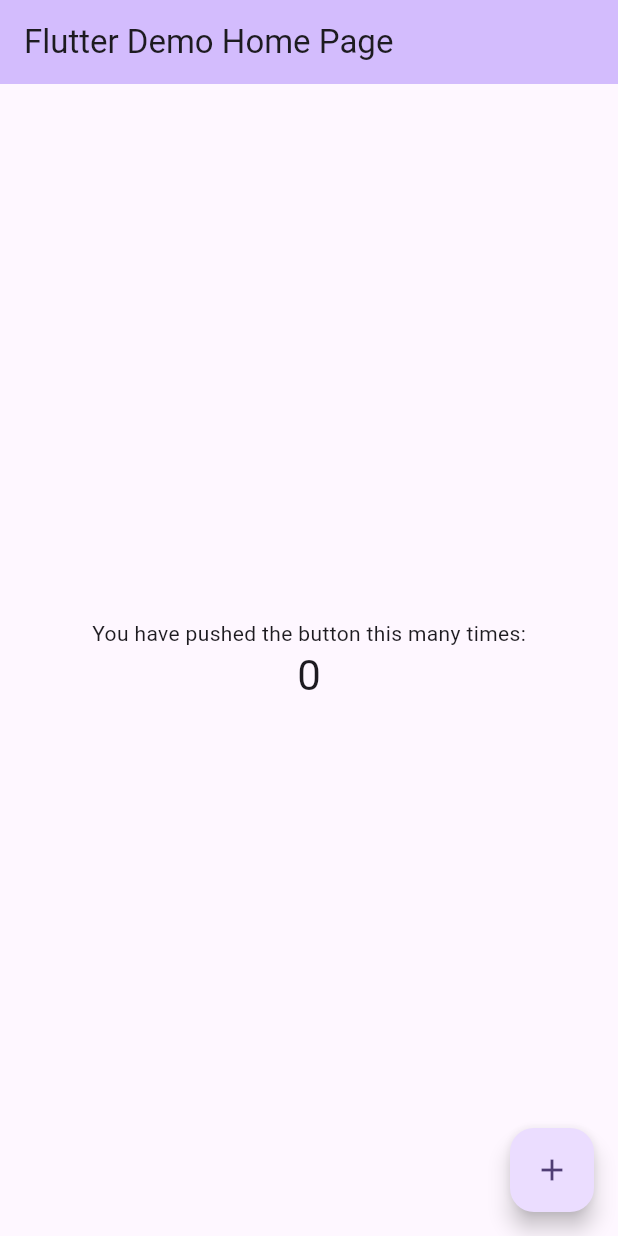
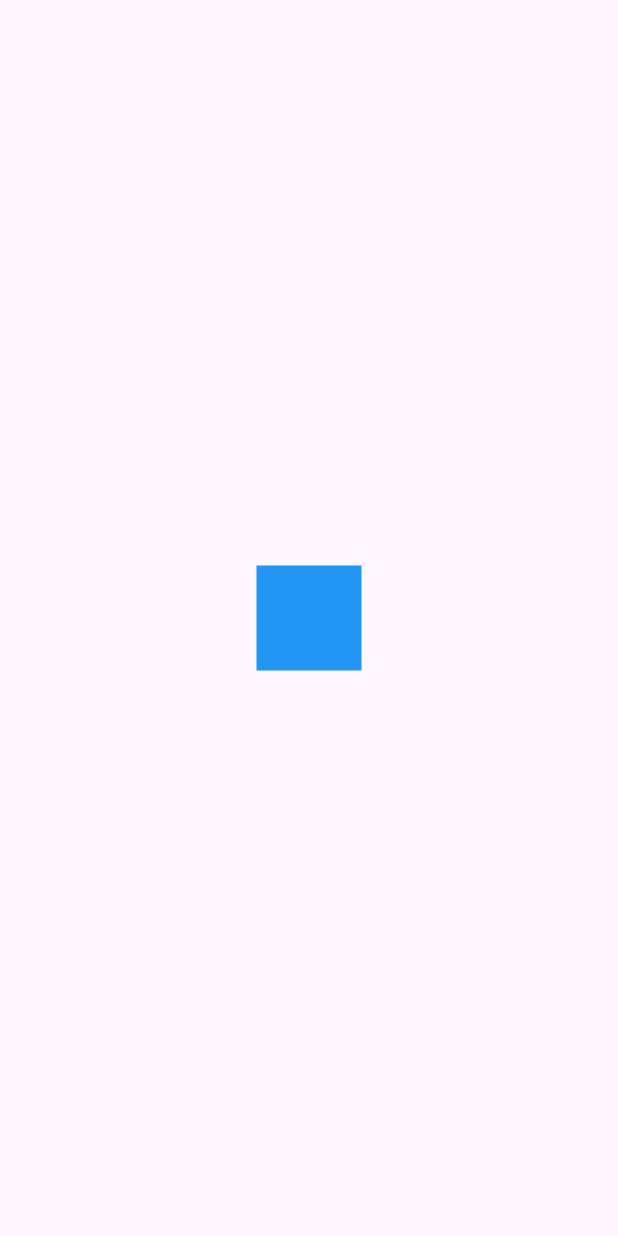
Before and after one commit to FrancoEVP10/flutter-repository, a Flutter app: the screen it shows after launch, on a phone screen of 412 x 824 dp. Run offline on Flutter 3.47's test engine with Material 2 defaults, Android fonts, the phone set to English and light mode, and no system bars.

Commit message:
config widgets

```diff
--- a/analysis_options.yaml
+++ b/analysis_options.yaml
@@ -21,6 +21,7 @@ linter:
   # `// ignore_for_file: name_of_lint` syntax on the line or in the file
   # producing the lint.
   rules:
+    prefer_const_constructors: false
     # avoid_print: false  # Uncomment to disable the `avoid_print` rule
     # prefer_single_quotes: true  # Uncomment to enable the `prefer_single_quotes` rule
 
--- a/lib/main.dart
+++ b/lib/main.dart
@@ -1,4 +1,5 @@
 import 'package:flutter/material.dart';
+import 'package:flutter_repository/screens/animaciones_page.dart';
 
 void main() {
   runApp(const MyApp());
@@ -7,119 +8,15 @@ void main() {
 class MyApp extends StatelessWidget {
   const MyApp({super.key});
 
-  // This widget is the root of your application.
   @override
   Widget build(BuildContext context) {
     return MaterialApp(
       title: 'Flutter Demo',
       theme: ThemeData(
-        // This is the theme of your application.
-        //
-        // TRY THIS: Try running your application with "flutter run". You'll see
-        // the application has a blue toolbar. Then, without quitting the app,
-        // try changing the seedColor in the colorScheme below to Colors.green
-        // and then invoke "hot reload" (save your changes or press the "hot
-        // reload" button in a Flutter-supported IDE, or press "r" if you used
-        // the command line to start the app).
-        //
-        // Notice that the counter didn't reset back to zero; the application
-        // state is not lost during the reload. To reset the state, use hot
-        // restart instead.
-        //
-        // This works for code too, not just values: Most code changes can be
-        // tested with just a hot reload.
         colorScheme: ColorScheme.fromSeed(seedColor: Colors.deepPurple),
         useMaterial3: true,
       ),
-      home: const MyHomePage(title: 'Flutter Demo Home Page'),
+      home: AnimacionesPage(),
     );
   }
 }
-
-class MyHomePage extends StatefulWidget {
-  const MyHomePage({super.key, required this.title});
-
-  // This widget is the home page of your application. It is stateful, meaning
-  // that it has a State object (defined below) that contains fields that affect
-  // how it looks.
-
-  // This class is the configuration for the state. It holds the values (in this
-  // case the title) provided by the parent (in this case the App widget) and
-  // used by the build method of the State. Fields in a Widget subclass are
-  // always marked "final".
-
-  final String title;
-
-  @override
-  State<MyHomePage> createState() => _MyHomePageState();
-}
-
-class _MyHomePageState extends State<MyHomePage> {
-  int _counter = 0;
-
-  void _incrementCounter() {
-    setState(() {
-      // This call to setState tells the Flutter framework that something has
-      // changed in this State, which causes it to rerun the build method below
-      // so that the display can reflect the updated values. If we changed
-      // _counter without calling setState(), then the build method would not be
-      // called again, and so nothing would appear to happen.
-      _counter++;
-    });
-  }
-
-  @override
-  Widget build(BuildContext context) {
-    // This method is rerun every time setState is called, for instance as done
-    // by the _incrementCounter method above.
-    //
-    // The Flutter framework has been optimized to make rerunning build methods
-    // fast, so that you can just rebuild anything that needs updating rather
-    // than having to individually change instances of widgets.
-    return Scaffold(
-      appBar: AppBar(
-        // TRY THIS: Try changing the color here to a specific color (to
-        // Colors.amber, perhaps?) and trigger a hot reload to see the AppBar
-        // change color while the other colors stay the same.
-        backgroundColor: Theme.of(context).colorScheme.inversePrimary,
-        // Here we take the value from the MyHomePage object that was created by
-        // the App.build method, and use it to set our appbar title.
-        title: Text(widget.title),
-      ),
-      body: Center(
-        // Center is a layout widget. It takes a single child and positions it
-        // in the middle of the parent.
-        child: Column(
-          // Column is also a layout widget. It takes a list of children and
-          // arranges them vertically. By default, it sizes itself to fit its
-          // children horizontally, and tries to be as tall as its parent.
-          //
-          // Column has various properties to control how it sizes itself and
-          // how it positions its children. Here we use mainAxisAlignment to
-          // center the children vertically; the main axis here is the vertical
-          // axis because Columns are vertical (the cross axis would be
-          // horizontal).
-          //
-          // TRY THIS: Invoke "debug painting" (choose the "Toggle Debug Paint"
-          // action in the IDE, or press "p" in the console), to see the
-          // wireframe for each widget.
-          mainAxisAlignment: MainAxisAlignment.center,
-          children: <Widget>[
-            const Text(
-              'You have pushed the button this many times:',
-            ),
-            Text(
-              '$_counter',
-              style: Theme.of(context).textTheme.headlineMedium,
-            ),
-          ],
-        ),
-      ),
-      floatingActionButton: FloatingActionButton(
-        onPressed: _incrementCounter,
-        tooltip: 'Increment',
-        child: const Icon(Icons.add),
-      ), // This trailing comma makes auto-formatting nicer for build methods.
-    );
-  }
-}
--- /dev/null
+++ b/lib/screens/animaciones_page.dart
@@ -0,0 +1,45 @@
+import 'package:flutter/material.dart';
+// import 'package:tdp_app/widgets/headers.dart';
+
+class AnimacionesPage extends StatelessWidget {
+  const AnimacionesPage({super.key});
+
+  @override
+  Widget build(BuildContext context) {
+    return Scaffold(
+      body: Center(
+        child: CuadradoAnimado(),
+      ),
+    );
+  }
+}
+
+class CuadradoAnimado extends StatefulWidget {
+  const CuadradoAnimado({
+    super.key,
+  });
+
+  @override
+  State<CuadradoAnimado> createState() => _CuadradoAnimadoState();
+}
+
+class _CuadradoAnimadoState extends State<CuadradoAnimado> {
+  @override
+  Widget build(BuildContext context) {
+    return _Rectangulo();
+  }
+}
+
+
+class _Rectangulo extends StatelessWidget {
+    @override
+    Widget build(BuildContext context) {
+    return Container(
+       width: 70,
+       height: 70,
+       decoration: BoxDecoration(
+         color: Colors.blue
+       ),
+     );
+   }
+}
```
Also changed, not shown: lib/screens/headers_page.dart (added, +13 -0 lines), lib/widgets/headers.dart (added, +300 -0 lines).
